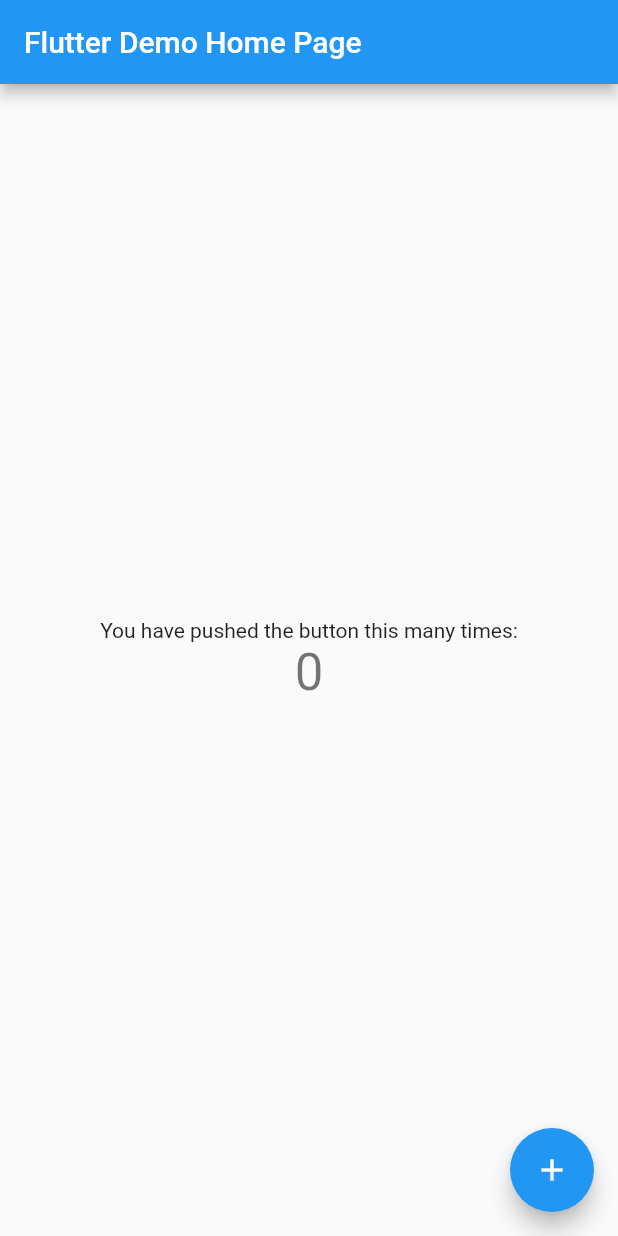
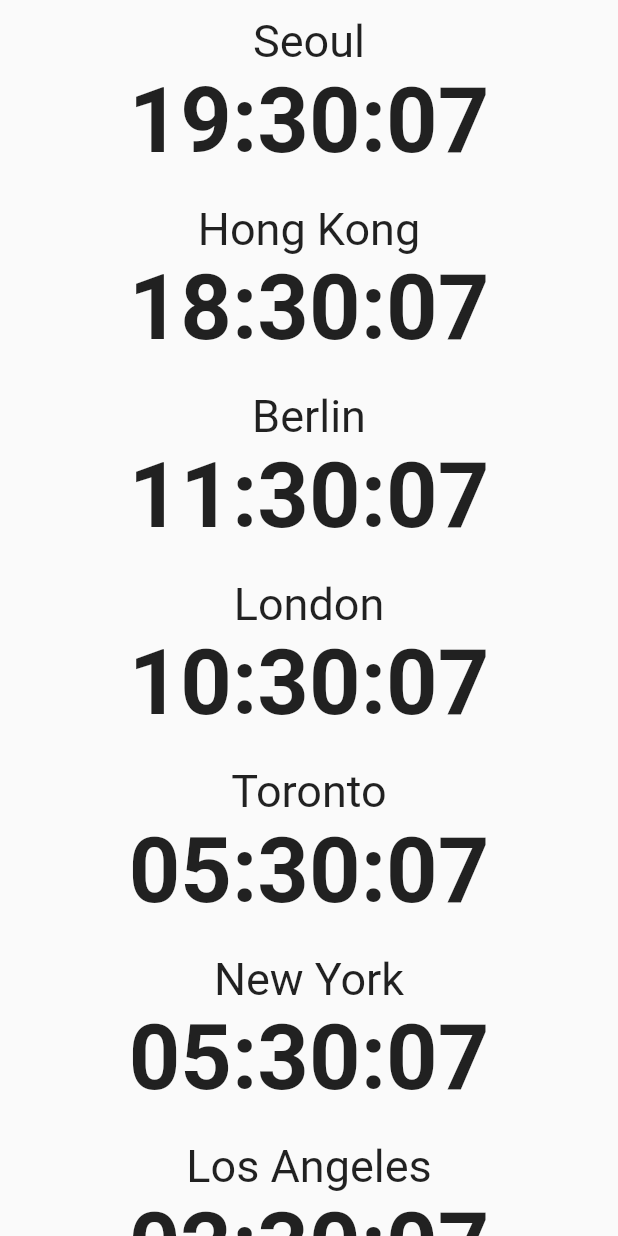
Before and after one commit to ChiwanAhn/gadoory, a Flutter app: the screen it shows after launch, on a phone screen of 412 x 824 dp. Run offline on Flutter 3.47's test engine with Material 2 defaults, Android fonts, the phone set to English and light mode, and no system bars.

Commit message:
시계 추가

```diff
--- a/lib/main.dart
+++ b/lib/main.dart
@@ -1,3 +1,5 @@
+import 'dart:async';
+
 import 'package:flutter/material.dart';
 
 void main() {
@@ -5,109 +7,92 @@
 }
 
 class MyApp extends StatelessWidget {
-  // This widget is the root of your application.
   @override
   Widget build(BuildContext context) {
     return MaterialApp(
-      title: 'Flutter Demo',
-      theme: ThemeData(
-        // This is the theme of your application.
-        //
-        // Try running your application with "flutter run". You'll see the
-        // application has a blue toolbar. Then, without quitting the app, try
-        // changing the primarySwatch below to Colors.green and then invoke
-        // "hot reload" (press "r" in the console where you ran "flutter run",
-        // or simply save your changes to "hot reload" in a Flutter IDE).
-        // Notice that the counter didn't reset back to zero; the application
-        // is not restarted.
-        primarySwatch: Colors.blue,
-      ),
-      home: MyHomePage(title: 'Flutter Demo Home Page'),
+      title: 'gadoory',
+      home: MyHomePage(),
     );
   }
 }
 
 class MyHomePage extends StatefulWidget {
-  MyHomePage({Key key, this.title}) : super(key: key);
-
-  // This widget is the home page of your application. It is stateful, meaning
-  // that it has a State object (defined below) that contains fields that affect
-  // how it looks.
-
-  // This class is the configuration for the state. It holds the values (in this
-  // case the title) provided by the parent (in this case the App widget) and
-  // used by the build method of the State. Fields in a Widget subclass are
-  // always marked "final".
-
-  final String title;
-
   @override
   _MyHomePageState createState() => _MyHomePageState();
 }
 
+class TimeZone {
+  String name;
+  Duration timeZoneOffset;
+
+  TimeZone(this.name, int offset) {
+    this.timeZoneOffset = Duration(hours: offset);
+  }
+}
+
 class _MyHomePageState extends State<MyHomePage> {
-  int _counter = 0;
+  var data = [
+    TimeZone('Seoul', 9),
+    TimeZone('Hong Kong', 8),
+    TimeZone('Berlin', 1),
+    TimeZone('London', 0),
+    TimeZone('Toronto', -5),
+    TimeZone('New York', -5),
+    TimeZone('Los Angeles', -8),
+    TimeZone('Seattle', -8),
+  ];
 
-  void _incrementCounter() {
-    setState(() {
-      // This call to setState tells the Flutter framework that something has
-      // changed in this State, which causes it to rerun the build method below
-      // so that the display can reflect the updated values. If we changed
-      // _counter without calling setState(), then the build method would not be
-      // called again, and so nothing would appear to happen.
-      _counter++;
-    });
+  DateTime utc = DateTime.now().toUtc();
+
+  @override
+  void initState() {
+    super.initState();
+    init();
+  }
+
+  void init() async {
+    while (true) {
+      update();
+      await Future.delayed(Duration(seconds: 1));
+    }
+  }
+
+  update() async {
+    utc = DateTime.now().toUtc();
+    setState(() {});
+  }
+
+  String getTimeText(int index) {
+    var time = utc.add(data[index].timeZoneOffset);
+    var hour = time.hour.toString().padLeft(2, '0');
+    var minute = time.minute.toString().padLeft(2, '0');
+    var second = time.second.toString().padLeft(2, '0');
+    return '$hour:$minute:$second';
   }
 
   @override
   Widget build(BuildContext context) {
-    // This method is rerun every time setState is called, for instance as done
-    // by the _incrementCounter method above.
-    //
-    // The Flutter framework has been optimized to make rerunning build methods
-    // fast, so that you can just rebuild anything that needs updating rather
-    // than having to individually change instances of widgets.
     return Scaffold(
-      appBar: AppBar(
-        // Here we take the value from the MyHomePage object that was created by
-        // the App.build method, and use it to set our appbar title.
-        title: Text(widget.title),
-      ),
-      body: Center(
-        // Center is a layout widget. It takes a single child and positions it
-        // in the middle of the parent.
+      body: ListView.builder(
+        itemCount: data.length,
+        itemBuilder: (context, index) {
+          return Padding(
+            padding: EdgeInsets.all(10),
             child: Column(
-          // Column is also a layout widget. It takes a list of children and
-          // arranges them vertically. By default, it sizes itself to fit its
-          // children horizontally, and tries to be as tall as its parent.
-          //
-          // Invoke "debug painting" (press "p" in the console, choose the
-          // "Toggle Debug Paint" action from the Flutter Inspector in Android
-          // Studio, or the "Toggle Debug Paint" command in Visual Studio Code)
-          // to see the wireframe for each widget.
-          //
-          // Column has various properties to control how it sizes itself and
-          // how it positions its children. Here we use mainAxisAlignment to
-          // center the children vertically; the main axis here is the vertical
-          // axis because Columns are vertical (the cross axis would be
-          // horizontal).
-          mainAxisAlignment: MainAxisAlignment.center,
-          children: <Widget>[
+              children: [
                 Text(
-              'You have pushed the button this many times:',
+                  data[index].name,
+                  style: TextStyle(fontSize: 30),
                 ),
                 Text(
-              '$_counter',
-              style: Theme.of(context).textTheme.headline4,
-            ),
+                  getTimeText(index),
+                  style: TextStyle(fontSize: 60, fontWeight: FontWeight.bold),
+                )
               ],
             ),
+          );
+        },
       ),
-      floatingActionButton: FloatingActionButton(
-        onPressed: _incrementCounter,
-        tooltip: 'Increment',
-        child: Icon(Icons.add),
-      ), // This trailing comma makes auto-formatting nicer for build methods.
     );
   }
 }
```
Also changed, not shown: 5 other files. Lines whose indentation alone changed are shown as unchanged.
